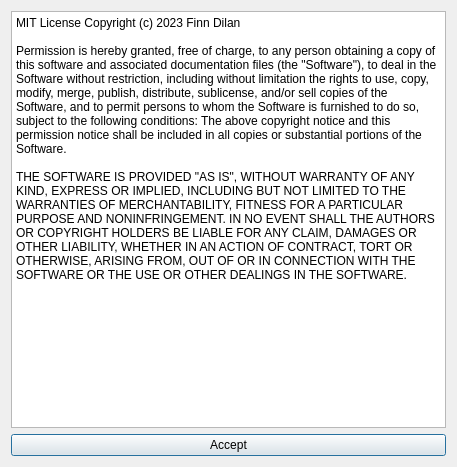
The window that aboutdialog.ui (Filan-glitch/MinesweeperPlusPlus) describes before a commit, drawn with Qt 5.
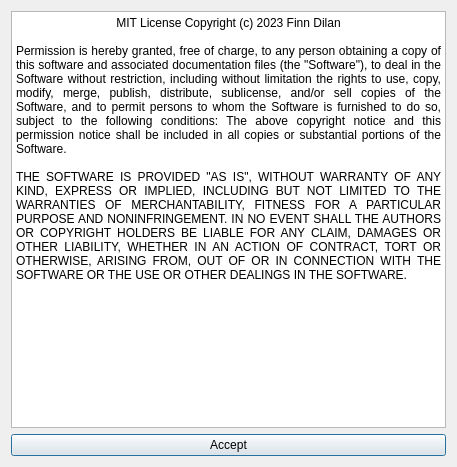
The same window after the commit. Icons and pictures are not drawn.

```diff
--- a/aboutdialog.ui
+++ b/aboutdialog.ui
@@ -24,7 +24,14 @@
 li.unchecked::marker { content: &quot;\2610&quot;; }
 li.checked::marker { content: &quot;\2612&quot;; }
 &lt;/style&gt;&lt;/head&gt;&lt;body style=&quot; font-family:'Segoe UI'; font-size:9pt; font-weight:400; font-style:normal;&quot;&gt;
-&lt;p style=&quot; margin-top:0px; margin-bottom:0px; margin-left:0px; margin-right:0px; -qt-block-indent:0; text-indent:0px;&quot;&gt;MIT License Copyright (c) 2023 Finn Dilan &lt;br /&gt;&lt;br /&gt;Permission is hereby granted, free of charge, to any person obtaining a copy of this software and associated documentation files (the &amp;quot;Software&amp;quot;), to deal in the Software without restriction, including without limitation the rights to use, copy, modify, merge, publish, distribute, sublicense, and/or sell copies of the Software, and to permit persons to whom the Software is furnished to do so, subject to the following conditions: The above copyright notice and this permission notice shall be included in all copies or substantial portions of the Software. &lt;br /&gt;&lt;br /&gt;THE SOFTWARE IS PROVIDED &amp;quot;AS IS&amp;quot;, WITHOUT WARRANTY OF ANY KIND, EXPRESS OR IMPLIED, INCLUDING BUT NOT LIMITED TO THE WARRANTIES OF MERCHANTABILITY, FITNESS FOR A PARTICULAR PURPOSE AND NONINFRINGEMENT. IN NO EVENT SHALL THE AUTHORS OR COPYRIGHT HOLDERS BE LIABLE FOR ANY CLAIM, DAMAGES OR OTHER LIABILITY, WHETHER IN AN ACTION OF CONTRACT, TORT OR OTHERWISE, ARISING FROM, OUT OF OR IN CONNECTION WITH THE SOFTWARE OR THE USE OR OTHER DEALINGS IN THE SOFTWARE.&lt;/p&gt;&lt;/body&gt;&lt;/html&gt;</string>
+&lt;p align=&quot;center&quot; style=&quot; margin-top:0px; margin-bottom:0px; margin-left:0px; margin-right:0px; -qt-block-indent:0; text-indent:0px;&quot;&gt;MIT License Copyright (c) 2023 Finn Dilan&lt;/p&gt;
+&lt;p align=&quot;justify&quot; style=&quot;-qt-paragraph-type:empty; margin-top:0px; margin-bottom:0px; margin-left:0px; margin-right:0px; -qt-block-indent:0; text-indent:0px;&quot;&gt;&lt;br /&gt;&lt;/p&gt;
+&lt;p align=&quot;justify&quot; style=&quot; margin-top:0px; margin-bottom:0px; margin-left:0px; margin-right:0px; -qt-block-indent:0; text-indent:0px;&quot;&gt;Permission is hereby granted, free of charge, to any person obtaining a copy of this software and associated documentation files (the &amp;quot;Software&amp;quot;), to deal in the Software without restriction, including without limitation the rights to use, copy, modify, merge, publish, distribute, sublicense, and/or sell copies of the Software, and to permit persons to whom the Software is furnished to do so, subject to the following conditions: The above copyright notice and this permission notice shall be included in all copies or substantial portions of the Software. &lt;/p&gt;
+&lt;p align=&quot;justify&quot; style=&quot;-qt-paragraph-type:empty; margin-top:0px; margin-bottom:0px; margin-left:0px; margin-right:0px; -qt-block-indent:0; text-indent:0px;&quot;&gt;&lt;br /&gt;&lt;/p&gt;
+&lt;p align=&quot;justify&quot; style=&quot; margin-top:0px; margin-bottom:0px; margin-left:0px; margin-right:0px; -qt-block-indent:0; text-indent:0px;&quot;&gt;THE SOFTWARE IS PROVIDED &amp;quot;AS IS&amp;quot;, WITHOUT WARRANTY OF ANY KIND, EXPRESS OR IMPLIED, INCLUDING BUT NOT LIMITED TO THE WARRANTIES OF MERCHANTABILITY, FITNESS FOR A PARTICULAR PURPOSE AND NONINFRINGEMENT. IN NO EVENT SHALL THE AUTHORS OR COPYRIGHT HOLDERS BE LIABLE FOR ANY CLAIM, DAMAGES OR OTHER LIABILITY, WHETHER IN AN ACTION OF CONTRACT, TORT OR OTHERWISE, ARISING FROM, OUT OF OR IN CONNECTION WITH THE SOFTWARE OR THE USE OR OTHER DEALINGS IN THE SOFTWARE.&lt;/p&gt;&lt;/body&gt;&lt;/html&gt;</string>
+     </property>
+     <property name="overwriteMode">
+      <bool>true</bool>
      </property>
      <property name="source">
       <url>
```
Left out of the diff: 16 changed lines with no effect on the pictures.
